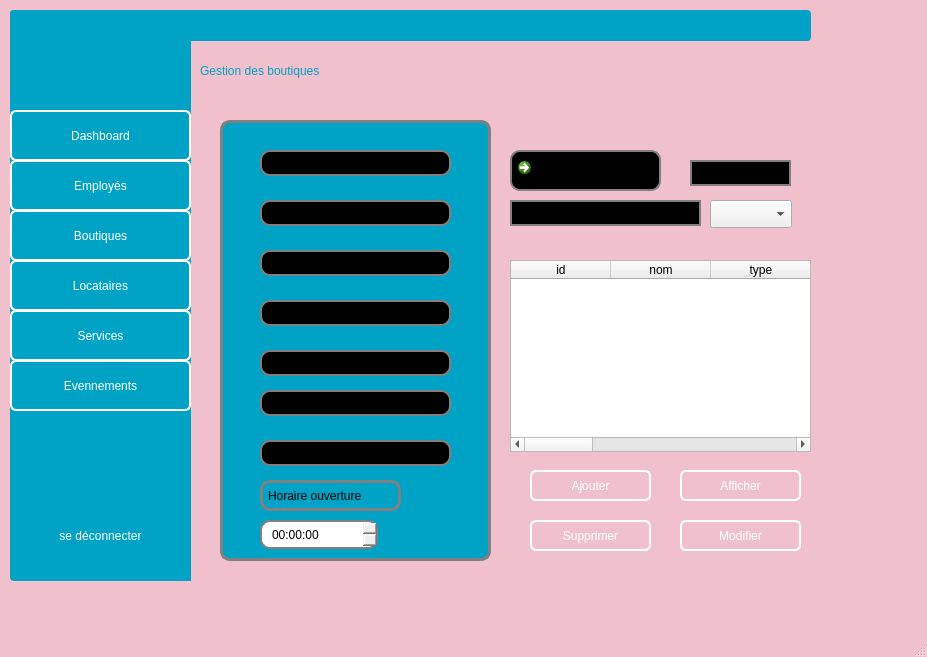
The window that gevennement.ui (Projetcpp-2A19/projetcpp-2a19-smart-shopping-center) describes before a commit, drawn with Qt 5.
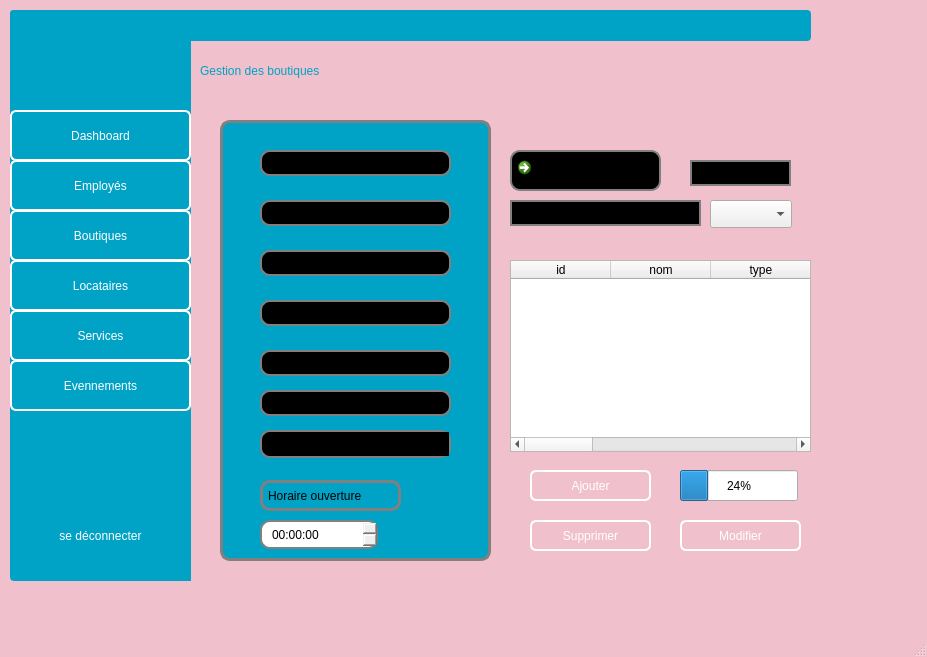
The same window after the commit. Icons and pictures are not drawn.

The edit to the form file:
```diff
--- a/gevennement.ui
+++ b/gevennement.ui
@@ -61,43 +61,6 @@
      <string>Trier les boutiques</string>
     </property>
    </widget>
-   <widget class="QPushButton" name="pushButton_Afficher">
-    <property name="geometry">
-     <rect>
-      <x>680</x>
-      <y>470</y>
-      <width>121</width>
-      <height>31</height>
-     </rect>
-    </property>
-    <property name="styleSheet">
-     <string notr="true">QPushButton {
-	font: 14pt &quot;Segoe UI&quot;;
-	color: rgb(255, 255, 255);
-    border: 2px solid white;
-    border-radius: 6px;
-    background-color: qlineargradient(x1: 0, y1: 0, x2: 0, y2: 1,
-                                      stop: 0 #00a2c6, stop: 1 #dadbde);
-    min-width: 80px;
-}
-
-QPushButton:pressed {
-    background-color: qlineargradient(x1: 0, y1: 0, x2: 0, y2: 1,
-                                      stop: 0 #dadbde, stop: 1 #f6f7fa);
-}
-
-QPushButton:flat {
-    border: none; /* no border for a flat push button */
-}
-
-QPushButton:default {
-    border-color: navy; /* make the default button prominent */
-}</string>
-    </property>
-    <property name="text">
-     <string>Afficher</string>
-    </property>
-   </widget>
    <widget class="QFrame" name="frame_10">
     <property name="geometry">
      <rect>
@@ -870,29 +833,6 @@
       <string>         MONTANT</string>
      </property>
     </widget>
-    <widget class="QLineEdit" name="line_ETATboutique">
-     <property name="geometry">
-      <rect>
-       <x>40</x>
-       <y>320</y>
-       <width>191</width>
-       <height>26</height>
-      </rect>
-     </property>
-     <property name="styleSheet">
-      <string notr="true">QLineEdit {
-	font: 11pt &quot;Segoe UI&quot;;
-    border: 2px solid gray;
-    border-radius: 10px;
-    padding: 0 8px;
-    background: black;
-    selection-background-color: darkgray;
-}</string>
-     </property>
-     <property name="placeholderText">
-      <string>             ETAT</string>
-     </property>
-    </widget>
     <widget class="QTimeEdit" name="timeEdit_HORAIRE">
      <property name="geometry">
       <rect>
@@ -913,6 +853,34 @@
 }</string>
      </property>
     </widget>
+    <widget class="QComboBox" name="comboBox_ETATboutique">
+     <property name="geometry">
+      <rect>
+       <x>40</x>
+       <y>310</y>
+       <width>191</width>
+       <height>28</height>
+      </rect>
+     </property>
+     <property name="styleSheet">
+      <string notr="true">font: 11pt &quot;Segoe UI&quot;;
+    border: 2px solid gray;
+    border-radius: 10px;
+    padding: 0 8px;
+    background: black;
+    selection-background-color: darkgray;</string>
+     </property>
+     <item>
+      <property name="text">
+       <string>actif</string>
+      </property>
+     </item>
+     <item>
+      <property name="text">
+       <string>inactif</string>
+      </property>
+     </item>
+    </widget>
    </widget>
    <widget class="QLineEdit" name="lineEdit_exporter">
     <property name="enabled">
@@ -940,6 +908,19 @@
      <string>    Exporter</string>
     </property>
    </widget>
+   <widget class="QProgressBar" name="progressBar">
+    <property name="geometry">
+     <rect>
+      <x>680</x>
+      <y>470</y>
+      <width>118</width>
+      <height>31</height>
+     </rect>
+    </property>
+    <property name="value">
+     <number>24</number>
+    </property>
+   </widget>
   </widget>
   <widget class="QMenuBar" name="menubar">
    <property name="geometry">
```
